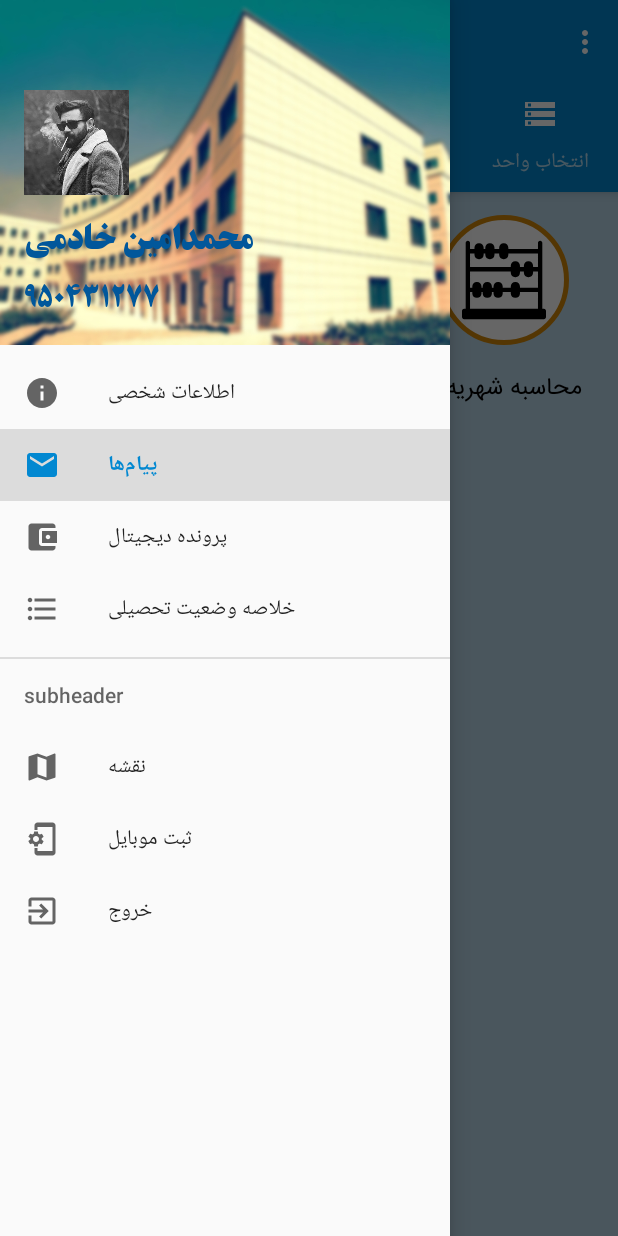
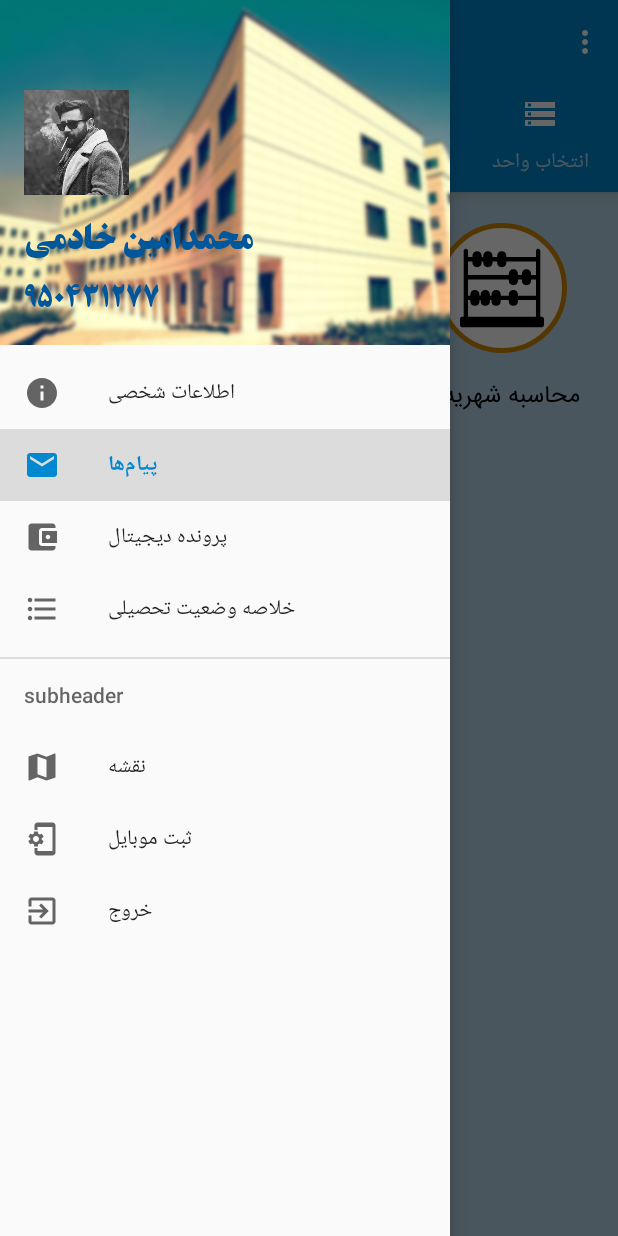
Before and after one commit to Amin397/Portal-daneshjoi, an Android app: the MainActivity screen opened directly, with no data from a screen before it, in the side drawer, after a tap on "پیام‌ها", on a phone screen of 412 x 824 dp. Run offline under Robolectric (Android 15) with nearby library versions, the phone set to English and light mode, and no system bars; Roboto replaces fonts that are not available here.

Commit message:
update 14khordad 98

```diff
--- a/app/src/main/java/com/example/portaldaneshjo/Activity/MainActivity.java
+++ b/app/src/main/java/com/example/portaldaneshjo/Activity/MainActivity.java
@@ -3,6 +3,7 @@ package com.example.portaldaneshjo.Activity;
 import android.graphics.Color;
 import android.support.annotation.NonNull;
 import android.support.design.widget.NavigationView;
+import android.support.design.widget.Snackbar;
 import android.support.design.widget.TabLayout;
 import android.support.v4.view.ViewPager;
 import android.support.v4.widget.DrawerLayout;
@@ -46,11 +47,11 @@ public class MainActivity extends AppCompatActivity {
         drawerLayout = (DrawerLayout) findViewById(R.id.drawer_layout_id);
         navigationView = (NavigationView) findViewById(R.id.navigation_view_id);
 
-        ActionBar actionBar = getSupportActionBar();
+        final ActionBar actionBar = getSupportActionBar();
 
-        ActionBarDrawerToggle toggle = new ActionBarDrawerToggle(this,drawerLayout,toolbar,0,0);
+        final ActionBarDrawerToggle toggle = new ActionBarDrawerToggle(this,drawerLayout,toolbar,0,0);
+        toggle.syncState();
         drawerLayout.addDrawerListener(toggle);
-        toggle.syncState();
 
         navigationView.setNavigationItemSelectedListener(new NavigationView.OnNavigationItemSelectedListener() {
             @Override
@@ -107,16 +108,14 @@ public class MainActivity extends AppCompatActivity {
     @Override
     public boolean onOptionsItemSelected(MenuItem item) {
         switch (item.getItemId()){
-            case R.id.kholase_vaze_tahsili_id:{
-                Toast.makeText(this, "خلاصه وضعیت تحصیلی", Toast.LENGTH_SHORT).show();
-                break;
-            }
             case R.id.change_pass_id:{
-                Toast.makeText(this, "تغییر رمز عبور", Toast.LENGTH_SHORT).show();
+                Snackbar snackbar = Snackbar.make(viewPager,"تغییر رمز عبور ",Snackbar.LENGTH_SHORT);
+                snackbar.show();
                 break;
             }
             case R.id.exit_tool_id:{
-                Toast.makeText(this, "خروج", Toast.LENGTH_SHORT).show();
+                Snackbar snackbar = Snackbar.make(viewPager,"خروج ",Snackbar.LENGTH_SHORT);
+                snackbar.show();
                 break;
             }
         }
--- a/app/src/main/java/com/example/portaldaneshjo/Activity/Omor_amozeshi_activities/BarnameHaftegi.java
+++ b/app/src/main/java/com/example/portaldaneshjo/Activity/Omor_amozeshi_activities/BarnameHaftegi.java
@@ -1,5 +1,6 @@
 package com.example.portaldaneshjo.Activity.Omor_amozeshi_activities;
 
+import android.support.design.widget.Snackbar;
 import android.support.v7.app.AppCompatActivity;
 import android.os.Bundle;
 import android.support.v7.widget.Toolbar;
@@ -44,7 +45,8 @@ public class BarnameHaftegi extends AppCompatActivity {
         spinner.setOnItemSelectedListener(new AdapterView.OnItemSelectedListener() {
             @Override
             public void onItemSelected(AdapterView<?> parent, View view, int position, long id) {
-                Toast.makeText(BarnameHaftegi.this, nimsaltahsili.get(position).getNimsal(), Toast.LENGTH_SHORT).show();
+                Snackbar snackbar = Snackbar.make(view,nimsaltahsili.get(position).getNimsal(),Snackbar.LENGTH_SHORT);
+                snackbar.show();
             }
 
             @Override
--- a/app/src/main/java/com/example/portaldaneshjo/Activity/Omor_amozeshi_activities/BarnameKelasi.java
+++ b/app/src/main/java/com/example/portaldaneshjo/Activity/Omor_amozeshi_activities/BarnameKelasi.java
@@ -1,5 +1,6 @@
 package com.example.portaldaneshjo.Activity.Omor_amozeshi_activities;
 
+import android.support.design.widget.Snackbar;
 import android.support.v7.app.AppCompatActivity;
 import android.os.Bundle;
 import android.support.v7.widget.Toolbar;
@@ -44,7 +45,8 @@ public class BarnameKelasi extends AppCompatActivity {
         spinner.setOnItemSelectedListener(new AdapterView.OnItemSelectedListener() {
             @Override
             public void onItemSelected(AdapterView<?> parent, View view, int position, long id) {
-                Toast.makeText(BarnameKelasi.this, nimsaltahsili.get(position).getNimsal(), Toast.LENGTH_SHORT).show();
+                Snackbar snackbar = Snackbar.make(view,nimsaltahsili.get(position).getNimsal(),Snackbar.LENGTH_SHORT);
+                snackbar.show();
             }
 
             @Override
--- a/app/src/main/java/com/example/portaldaneshjo/Activity/Omor_amozeshi_activities/Karname.java
+++ b/app/src/main/java/com/example/portaldaneshjo/Activity/Omor_amozeshi_activities/Karname.java
@@ -1,5 +1,6 @@
 package com.example.portaldaneshjo.Activity.Omor_amozeshi_activities;
 
+import android.support.design.widget.Snackbar;
 import android.support.v7.app.AppCompatActivity;
 import android.os.Bundle;
 import android.support.v7.widget.Toolbar;
@@ -44,7 +45,8 @@ public class Karname extends AppCompatActivity {
         spinner.setOnItemSelectedListener(new AdapterView.OnItemSelectedListener() {
             @Override
             public void onItemSelected(AdapterView<?> parent, View view, int position, long id) {
-                Toast.makeText(Karname.this, nimsaltahsili.get(position).getNimsal(), Toast.LENGTH_SHORT).show();
+                Snackbar snackbar = Snackbar.make(view,nimsaltahsili.get(position).getNimsal(),Snackbar.LENGTH_SHORT);
+                snackbar.show();
             }
 
             @Override
--- a/app/src/main/java/com/example/portaldaneshjo/Activity/Omor_amozeshi_activities/KartEmtehan.java
+++ b/app/src/main/java/com/example/portaldaneshjo/Activity/Omor_amozeshi_activities/KartEmtehan.java
@@ -2,6 +2,7 @@ package com.example.portaldaneshjo.Activity.Omor_amozeshi_activities;
 
 import android.content.Intent;
 import android.graphics.Typeface;
+import android.support.design.widget.Snackbar;
 import android.support.v7.app.AppCompatActivity;
 import android.os.Bundle;
 import android.support.v7.widget.Toolbar;
@@ -48,7 +49,8 @@ public class KartEmtehan extends AppCompatActivity {
                     startActivity(new Intent(KartEmtehan.this,ShowKartEmtehan.class));
                 }
                 else {
-                    Toast.makeText(KartEmtehan.this, "لطفا مطالب و قوانین فوق را تایید نمایید!", Toast.LENGTH_SHORT).show();
+                    Snackbar snackbar = Snackbar.make(v,"لطفا مطالب و قوانین فوق را تایید نمایید !",Snackbar.LENGTH_SHORT);
+                    snackbar.show();
                 }
             }
         });
--- a/app/src/main/java/com/example/portaldaneshjo/Activity/Omor_mali_activities/Vaziate_mali.java
+++ b/app/src/main/java/com/example/portaldaneshjo/Activity/Omor_mali_activities/Vaziate_mali.java
@@ -1,5 +1,6 @@
 package com.example.portaldaneshjo.Activity.Omor_mali_activities;
 
+import android.support.design.widget.Snackbar;
 import android.support.v7.app.AppCompatActivity;
 import android.os.Bundle;
 import android.support.v7.widget.Toolbar;
@@ -56,7 +57,8 @@ public class Vaziate_mali extends AppCompatActivity {
          spinner.setOnItemSelectedListener(new AdapterView.OnItemSelectedListener() {
              @Override
              public void onItemSelected(AdapterView<?> parent, View view, int position, long id) {
-                 Toast.makeText(Vaziate_mali.this,nimsaltahsili.get(position).getNimsal(), Toast.LENGTH_SHORT).show();
+                 Snackbar snackbar = Snackbar.make(view,nimsaltahsili.get(position).getNimsal(),Snackbar.LENGTH_SHORT);
+                 snackbar.show();
              }
 
              @Override
--- a/app/src/main/res/layout/omor_malli.xml
+++ b/app/src/main/res/layout/omor_malli.xml
@@ -1,11 +1,21 @@
 <?xml version="1.0" encoding="utf-8"?>
-<LinearLayout xmlns:android="http://schemas.android.com/apk/res/android"
+<RelativeLayout xmlns:android="http://schemas.android.com/apk/res/android"
     android:layout_width="match_parent"
     android:layout_height="match_parent"
     android:orientation="vertical">
 
+    <ScrollView
+        android:layout_width="match_parent"
+        android:layout_height="match_parent">
+
         <LinearLayout
             android:layout_width="match_parent"
+            android:orientation="vertical"
+            android:layout_height="wrap_content">
+
+            <LinearLayout
+                android:layout_width="match_parent"
+                android:layout_margin="5dp"
                 android:layout_height="wrap_content"
                 android:orientation="horizontal"
                 android:baselineAligned="false"
@@ -58,53 +68,64 @@
                         android:layout_width="wrap_content"
                         android:layout_marginLeft="23dp" />
                 </LinearLayout>
+
                 <LinearLayout
                     android:layout_width="wrap_content"
                     android:layout_height="wrap_content"
-                android:orientation="vertical"
-                android:layout_weight="0.33">
+                    android:layout_weight="0.33"
+                    android:orientation="vertical">
+
                     <ImageButton
+                        android:id="@+id/btn_formol_id"
+                        android:layout_width="wrap_content"
+                        android:layout_height="wrap_content"
+                        android:layout_margin="15dp"
+                        android:background="@drawable/background_btns"
                         android:contentDescription="@string/formol_image"
-                    android:id="@+id/btn_formol_id"
-                    android:layout_margin="15dp"
-                    android:layout_width="wrap_content"
-                    android:background="@drawable/background_btns"
                         android:padding="15dp"
-                    android:src="@drawable/ic_mohasebeh_shahrieh"
-                    android:layout_height="wrap_content" />
+                        android:src="@drawable/ic_mohasebeh_shahrieh" />
+
                     <TextView
                         android:id="@+id/txt_formol_id"
-                    android:textSize="16sp"
+                        android:layout_width="wrap_content"
+                        android:layout_height="wrap_content"
+                        android:layout_marginLeft="20dp"
+                        android:text="@string/mohasebe_shahrie"
+                        android:textAlignment="center"
                         android:textColor="@color/black_color"
-                    android:textAlignment="center"
-                    android:text="@string/mohasebe_shahrie"
-                    android:layout_height="wrap_content"
-                    android:layout_width="wrap_content"
-                    android:layout_marginLeft="20dp" />
+                        android:textSize="16sp" />
                 </LinearLayout>
             </LinearLayout>
+
             <LinearLayout
                 android:layout_width="wrap_content"
                 android:layout_height="wrap_content"
+                android:layout_marginLeft="5dp"
+                android:layout_marginTop="5dp"
+                android:layout_marginRight="5dp"
+                android:layout_marginBottom="8dp"
                 android:orientation="vertical">
 
                 <ImageButton
-            android:contentDescription="@string/pardakhtnamovafagh_image"
                     android:id="@+id/btn_pardakht_namovafagh_id"
                     android:layout_width="wrap_content"
                     android:layout_height="wrap_content"
                     android:layout_margin="15dp"
                     android:background="@drawable/background_btns"
+                    android:contentDescription="@string/pardakhtnamovafagh_image"
                     android:padding="15dp"
                     android:src="@drawable/ic_payment_error" />
+
                 <TextView
                     android:id="@+id/txt_pardakht_namovafagh_id"
-            android:textSize="16sp"
+                    android:layout_width="wrap_content"
+                    android:layout_height="wrap_content"
+                    android:layout_marginLeft="10dp"
+                    android:text="@string/failed_payent"
+                    android:textAlignment="center"
                     android:textColor="@color/black_color"
-            android:textAlignment="center"
-            android:text="@string/failed_payent"
-            android:layout_height="wrap_content"
-            android:layout_width="wrap_content"
-            android:layout_marginLeft="10dp" />
+                    android:textSize="16sp" />
             </LinearLayout>
         </LinearLayout>
+    </ScrollView>
+</RelativeLayout>
```
Also changed, not shown: app/src/main/java/com/example/portaldaneshjo/Activity/Omor_mali_activities/Pardakht_electronic.java (+6 -3 lines), app/src/main/res/layout/darkhaste_daneshjoii.xml (+13 -3 lines), app/src/main/res/layout/omor_amozeshi.xml (+15 -2 lines). Lines whose indentation alone changed are shown as unchanged.
